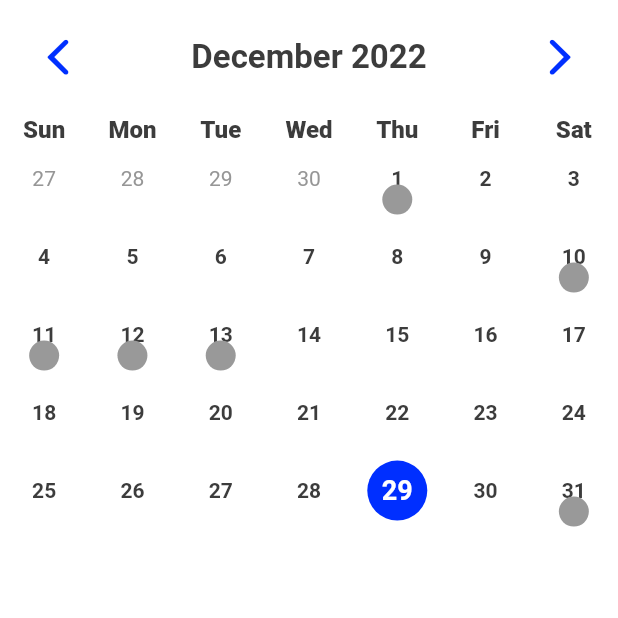
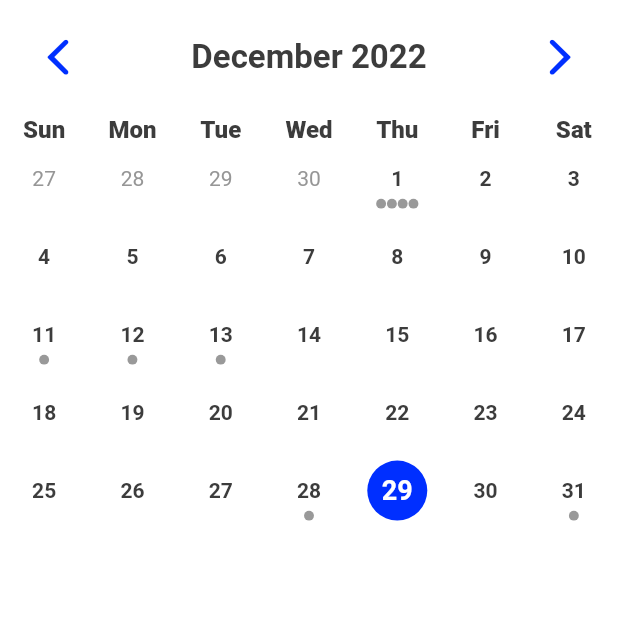
Before and after one commit to Mountie-Mobile/mountie-mobile-app, a Flutter app: the CalendarPage screen opened directly, on a phone screen of 412 x 824 dp, the top half of it. Run offline on Flutter 3.47's test engine with Material 2 defaults, Android fonts, the phone set to English and light mode, and no system bars; drawn by our look-alikes of table_calendar; our stand-ins replace native_notify; missing offline and left inert: a package.

Commit message:
got calendar working, need to finish event view in calendar with scroll bar

```diff
--- a/lib/custom_widgets/events.dart
+++ b/lib/custom_widgets/events.dart
@@ -6,7 +6,7 @@ class Event extends StatefulWidget {
   final int category;
   final AssetImage customIcon;
   final String dateTime;
-  //final DateTime backendDateTime;
+  final DateTime backendDateTime;
   //int numOfEvents = 0;
 
   int getCategory() {
@@ -27,6 +27,7 @@ class Event extends StatefulWidget {
     required this.category,
     required this.customIcon,
     required this.dateTime,
+    required this.backendDateTime,
   });
 
   @override
@@ -81,20 +82,13 @@ class _EventState extends State<Event> {
               ),
               const Spacer(flex: 1),
               Container(
-                  alignment: Alignment.center,
-                  child: Image(
-                    image: widget.customIcon,
-                    height: 40,
-                    width: 40,
-                  )
-
-                  /*Icon(
-                  //Display custom icon
-                  widget.customIcon,
-                  size: 40,
-                  color: const Color.fromARGB(255, 0, 0, 0),
-                ),*/
-                  )
+                alignment: Alignment.center,
+                child: Image(
+                  image: widget.customIcon,
+                  height: 40,
+                  width: 40,
+                ),
+              ),
             ],
           ),
         ),
--- a/lib/custom_widgets/events_list.dart
+++ b/lib/custom_widgets/events_list.dart
@@ -8,53 +8,75 @@ class EventList extends StatefulWidget {
 }
 
 Map<DateTime, Event> eventList = {
-  DateTime(2022, 7, 1): Event(
+  DateTime.utc(2022, 12, 1, 20, 30): Event(
     category: 5,
     customIcon: AssetImage('assets/sport_icons/football.png'),
-    dateTime: "9/10/22 @8:20pm",
+    dateTime: "9/10/22 @ 8:20pm",
     title: "Football @ Bryant",
+    backendDateTime: DateTime.utc(2022, 12, 1, 20, 30),
   ),
-  DateTime(2022, 12, 11): Event(
+  DateTime.utc(2022, 12, 11, 21, 50): Event(
     category: 5,
     customIcon: AssetImage('assets/sport_icons/football.png'),
-    dateTime: "10/14/22 @9:50am",
+    dateTime: "10/14/22 @ 9:50am",
     title: "Soccer @ Siolam",
+    backendDateTime: DateTime.utc(2022, 12, 11, 21, 50),
   ),
-  DateTime(2022, 12, 12): Event(
+  DateTime.utc(2022, 12, 12, 20, 20): Event(
     category: 5,
     customIcon: AssetImage('assets/sport_icons/football.png'),
-    dateTime: "9/10/22 @8:20pm",
+    dateTime: "9/10/22 @ 8:20pm",
     title: "Football @ Bryant",
+    backendDateTime: DateTime.utc(2022, 12, 12, 20, 20),
   ),
-  DateTime(2022, 12, 13): Event(
+  DateTime.utc(2022, 12, 13, 22, 0): Event(
     category: 5,
     customIcon: AssetImage('assets/sport_icons/football.png'),
-    dateTime: "10/14/22 @9:50am",
+    dateTime: "10/14/22 @ 9:50am",
     title: "Soccer @ Siolam",
+    backendDateTime: DateTime.utc(2022, 12, 13, 22, 0),
   ),
-  DateTime(2022, 12, 1): Event(
+  DateTime.utc(2022, 12, 1, 15, 45): Event(
     category: 5,
     customIcon: AssetImage('assets/sport_icons/football.png'),
-    dateTime: "9/10/22 @8:20pm",
+    dateTime: "9/10/22 @ 8:20pm",
     title: "Football @ Bryant",
+    backendDateTime: DateTime.utc(2022, 12, 1, 15, 45),
   ),
-  DateTime(2022, 12, 10): Event(
+  DateTime.utc(2022, 12, 28, 16, 5): Event(
     category: 5,
     customIcon: AssetImage('assets/sport_icons/football.png'),
-    dateTime: "10/14/22 @9:50am",
+    dateTime: "10/14/22 @ 9:50am",
     title: "Soccer @ Siolam",
+    backendDateTime: DateTime.utc(2022, 12, 10, 16, 5),
   ),
-  DateTime(2022, 12, 1): Event(
+  DateTime.utc(2022, 12, 31, 17, 0): Event(
     category: 5,
     customIcon: AssetImage('assets/sport_icons/football.png'),
-    dateTime: "9/10/22 @8:20pm",
+    dateTime: "9/10/22 @ 8:20pm",
     title: "Football @ Bryant",
+    backendDateTime: DateTime.utc(2022, 12, 31, 17, 0),
   ),
-  DateTime(2022, 12, 31): Event(
+  DateTime.utc(2022, 12, 1, 18, 0): Event(
     category: 5,
     customIcon: AssetImage('assets/sport_icons/football.png'),
-    dateTime: "10/14/22 @9:50am",
+    dateTime: "10/14/22 @ 9:50am",
     title: "Soccer @ Siolam",
+    backendDateTime: DateTime.utc(2022, 12, 31, 18, 0),
+  ),
+  DateTime.utc(2022, 12, 1, 19, 20): Event(
+    category: 5,
+    customIcon: AssetImage('assets/sport_icons/football.png'),
+    dateTime: "10/14/22 @ 9:50am",
+    title: "Soccer @ Siolam",
+    backendDateTime: DateTime.utc(2022, 12, 1, 19, 20),
+  ),
+  DateTime.utc(2022, 12, 1, 12, 20): Event(
+    category: 5,
+    customIcon: AssetImage('assets/sport_icons/football.png'),
+    dateTime: "10/14/22 @ 9:50am",
+    title: "Soccer @ Siolam",
+    backendDateTime: DateTime.utc(2022, 12, 28, 12, 20),
   ),
 };
 
--- a/lib/screens/calendar.dart
+++ b/lib/screens/calendar.dart
@@ -21,17 +21,12 @@ class _CalendarPageState extends State<CalendarPage> {
     List<Event> toReturn = [];
 
     for (DateTime time in eventList.keys) {
-      print("date below");
-      print(date.toString());
-      print("time below");
-      print(time.toString());
-      if (time.compareTo(date) == 0) {
+      if (time.year == date.year &&
+          time.month == date.month &&
+          time.day == date.day) {
         toReturn.add(eventList[time] as Event);
-        print("******************************");
       }
     }
-
-    print(toReturn);
     return toReturn;
   }
 
@@ -63,6 +58,11 @@ class _CalendarPageState extends State<CalendarPage> {
 
   @override
   Widget build(BuildContext context) {
+    List<Event> listOfEvents = [];
+    for (Event time in eventList.values) {
+      listOfEvents.add(time);
+    }
+
     return Scaffold(
       backgroundColor: Colors.white,
       body: Column(
@@ -112,47 +112,48 @@ class _CalendarPageState extends State<CalendarPage> {
                 color: Color.fromARGB(255, 60, 60, 60),
               ),
             ),
-            calendarStyle: const CalendarStyle(
-              defaultTextStyle: TextStyle(
+            calendarStyle: CalendarStyle(
+              defaultTextStyle: const TextStyle(
                 fontSize: 14,
                 fontWeight: FontWeight.w600,
                 color: Color.fromARGB(255, 60, 60, 60),
               ),
-              weekendTextStyle: TextStyle(
+              weekendTextStyle: const TextStyle(
                 fontSize: 14,
                 fontWeight: FontWeight.w600,
                 color: Color.fromARGB(255, 60, 60, 60),
               ),
-              outsideTextStyle: TextStyle(
+              outsideTextStyle: const TextStyle(
                 fontSize: 14,
                 fontWeight: FontWeight.w400,
                 color: Color.fromARGB(255, 150, 150, 150),
               ),
-              todayTextStyle: TextStyle(
+              todayTextStyle: const TextStyle(
                 fontSize: 18,
                 fontWeight: FontWeight.w600,
                 color: Color.fromARGB(255, 0, 47, 255),
               ),
-              todayDecoration: BoxDecoration(
+              todayDecoration: const BoxDecoration(
                 color: Color.fromARGB(255, 240, 240, 240),
                 shape: BoxShape.circle,
               ),
               isTodayHighlighted: true,
-              markersMaxCount: 4,
-              selectedDecoration: BoxDecoration(
+              selectedDecoration: const BoxDecoration(
                 color: Color.fromARGB(255, 0, 47, 255),
                 shape: BoxShape.circle,
               ),
-              selectedTextStyle: TextStyle(
+              selectedTextStyle: const TextStyle(
                 fontSize: 18,
                 fontWeight: FontWeight.w600,
                 color: Color.fromARGB(255, 255, 255, 255),
               ),
-              markerDecoration: BoxDecoration(
+              markerDecoration: const BoxDecoration(
                 color: Color.fromARGB(255, 153, 153, 153),
                 shape: BoxShape.circle,
               ),
-              markerSize: 20,
+              markersMaxCount: 4,
+              markerMargin: const EdgeInsets.all(1),
+              markerSize: MediaQuery.of(context).size.height * .008,
             ),
 
             //
@@ -169,22 +170,10 @@ class _CalendarPageState extends State<CalendarPage> {
               return isSameDay(selectedDay, date);
             },
           ),
-          /*..._getEventsForDay(selectedDay).map(
-            (Event event) => ListTile(
-              title: Text(event.title),
-            ),
-          ),*/
+          const SizedBox(height: 6),
+          ..._getEventsForDay(selectedDay).map((Event event) => event),
         ],
       ),
     );
   }
 }
-
-
-/*        onFormatChanged: (CalendarFormat _format) {
-          setState(
-            () {
-              format = _format;
-            },
-          );
-        },*/
```
